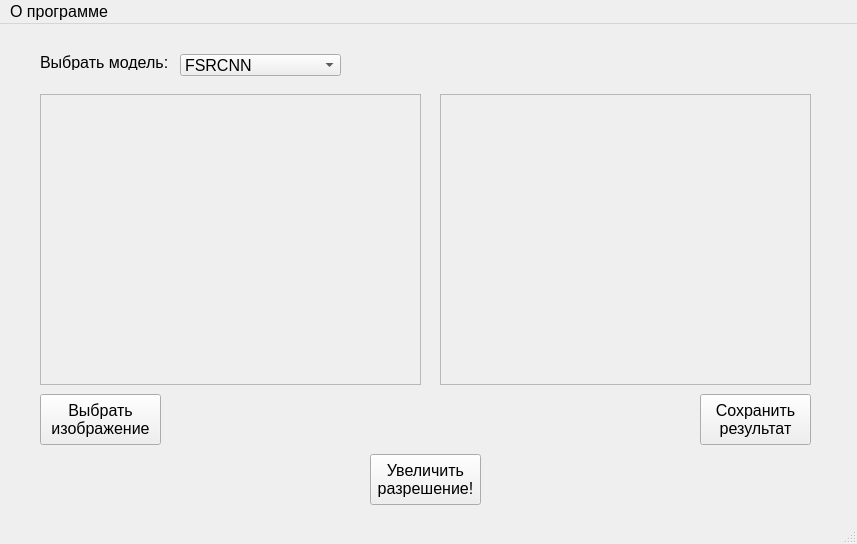
Before: the Qt Designer form isr.ui in rgimad/ISR_GUI, drawn with Qt 5.
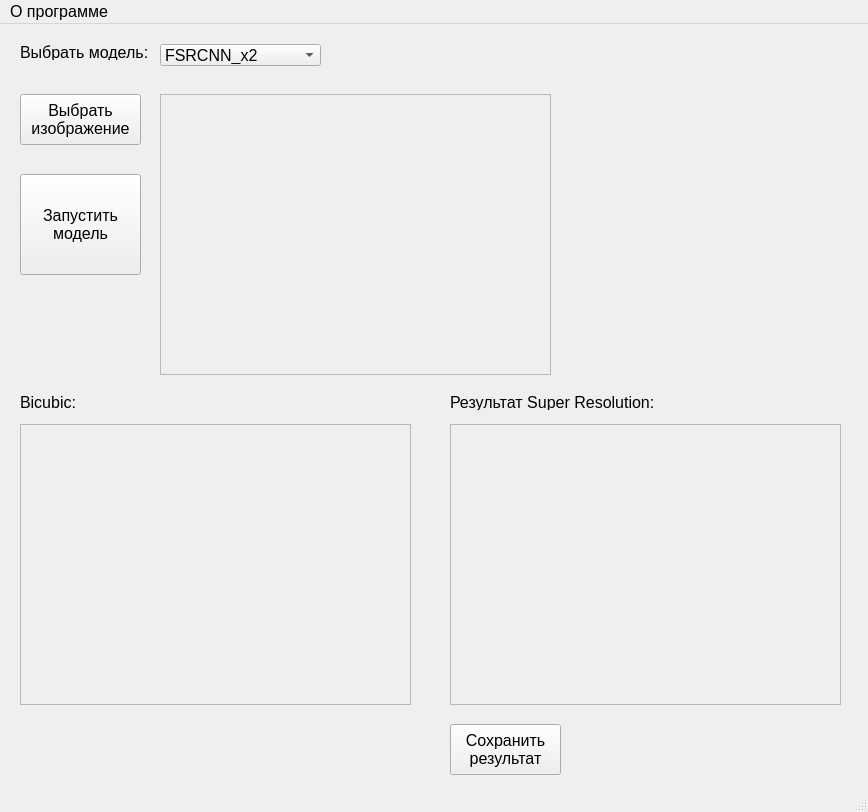
After: the same form once the commit is applied.

Commit message: Added bicubic interpolation

```diff
--- a/isr.ui
+++ b/isr.ui
@@ -6,8 +6,8 @@
    <rect>
     <x>0</x>
     <y>0</y>
-    <width>857</width>
-    <height>544</height>
+    <width>868</width>
+    <height>812</height>
    </rect>
   </property>
   <property name="font">
@@ -22,10 +22,10 @@
    <widget class="QPushButton" name="btnDoSR">
     <property name="geometry">
      <rect>
-      <x>370</x>
-      <y>430</y>
-      <width>111</width>
-      <height>51</height>
+      <x>20</x>
+      <y>150</y>
+      <width>121</width>
+      <height>101</height>
      </rect>
     </property>
     <property name="font">
@@ -36,15 +36,15 @@
      </font>
     </property>
     <property name="text">
-     <string>Увеличить
-разрешение!</string>
+     <string>Запустить
+модель</string>
     </property>
    </widget>
    <widget class="QLabel" name="label">
     <property name="geometry">
      <rect>
-      <x>40</x>
-      <y>30</y>
+      <x>20</x>
+      <y>20</y>
       <width>141</width>
       <height>16</height>
      </rect>
@@ -61,8 +61,8 @@
    <widget class="QComboBox" name="cbChooseModel">
     <property name="geometry">
      <rect>
-      <x>180</x>
-      <y>30</y>
+      <x>160</x>
+      <y>20</y>
       <width>161</width>
       <height>22</height>
      </rect>
@@ -74,7 +74,7 @@
     </property>
     <item>
      <property name="text">
-      <string>FSRCNN</string>
+      <string>FSRCNN_x2</string>
      </property>
     </item>
     <item>
@@ -86,8 +86,8 @@
    <widget class="QPushButton" name="btnSaveResult">
     <property name="geometry">
      <rect>
-      <x>700</x>
-      <y>370</y>
+      <x>450</x>
+      <y>700</y>
       <width>111</width>
       <height>51</height>
      </rect>
@@ -105,8 +105,8 @@
    <widget class="QPushButton" name="btnChooseImage">
     <property name="geometry">
      <rect>
-      <x>40</x>
-      <y>370</y>
+      <x>20</x>
+      <y>70</y>
       <width>121</width>
       <height>51</height>
      </rect>
@@ -119,10 +119,10 @@
    <widget class="QScrollArea" name="scrollAreaInputImage">
     <property name="geometry">
      <rect>
-      <x>40</x>
+      <x>160</x>
       <y>70</y>
-      <width>381</width>
-      <height>291</height>
+      <width>391</width>
+      <height>281</height>
      </rect>
     </property>
     <property name="widgetResizable">
@@ -133,8 +133,8 @@
       <rect>
        <x>0</x>
        <y>0</y>
-       <width>379</width>
-       <height>289</height>
+       <width>389</width>
+       <height>279</height>
       </rect>
      </property>
     </widget>
@@ -142,10 +142,10 @@
    <widget class="QScrollArea" name="scrollAreaOutputImage">
     <property name="geometry">
      <rect>
-      <x>440</x>
-      <y>70</y>
-      <width>371</width>
-      <height>291</height>
+      <x>450</x>
+      <y>400</y>
+      <width>391</width>
+      <height>281</height>
      </rect>
     </property>
     <property name="widgetResizable">
@@ -156,19 +156,68 @@
       <rect>
        <x>0</x>
        <y>0</y>
-       <width>369</width>
-       <height>289</height>
+       <width>389</width>
+       <height>279</height>
       </rect>
      </property>
     </widget>
    </widget>
+   <widget class="QLabel" name="label_2">
+    <property name="geometry">
+     <rect>
+      <x>20</x>
+      <y>370</y>
+      <width>81</width>
+      <height>16</height>
+     </rect>
+    </property>
+    <property name="text">
+     <string>Bicubic:</string>
+    </property>
+   </widget>
+   <widget class="QScrollArea" name="scrollAreaBicubicImage">
+    <property name="geometry">
+     <rect>
+      <x>20</x>
+      <y>400</y>
+      <width>391</width>
+      <height>281</height>
+     </rect>
+    </property>
+    <property name="widgetResizable">
+     <bool>true</bool>
+    </property>
+    <widget class="QWidget" name="scrollAreaWidgetContents">
+     <property name="geometry">
+      <rect>
+       <x>0</x>
+       <y>0</y>
+       <width>389</width>
+       <height>279</height>
+      </rect>
+     </property>
+    </widget>
+   </widget>
+   <widget class="QLabel" name="label_3">
+    <property name="geometry">
+     <rect>
+      <x>450</x>
+      <y>370</y>
+      <width>221</width>
+      <height>16</height>
+     </rect>
+    </property>
+    <property name="text">
+     <string>Результат Super Resolution:</string>
+    </property>
+   </widget>
   </widget>
   <widget class="QMenuBar" name="menubar">
    <property name="geometry">
     <rect>
      <x>0</x>
      <y>0</y>
-     <width>857</width>
+     <width>868</width>
      <height>21</height>
     </rect>
    </property>
```
Left out of the diff: 2 changed lines with no effect on the pictures. The commit also changes 1 other file.
